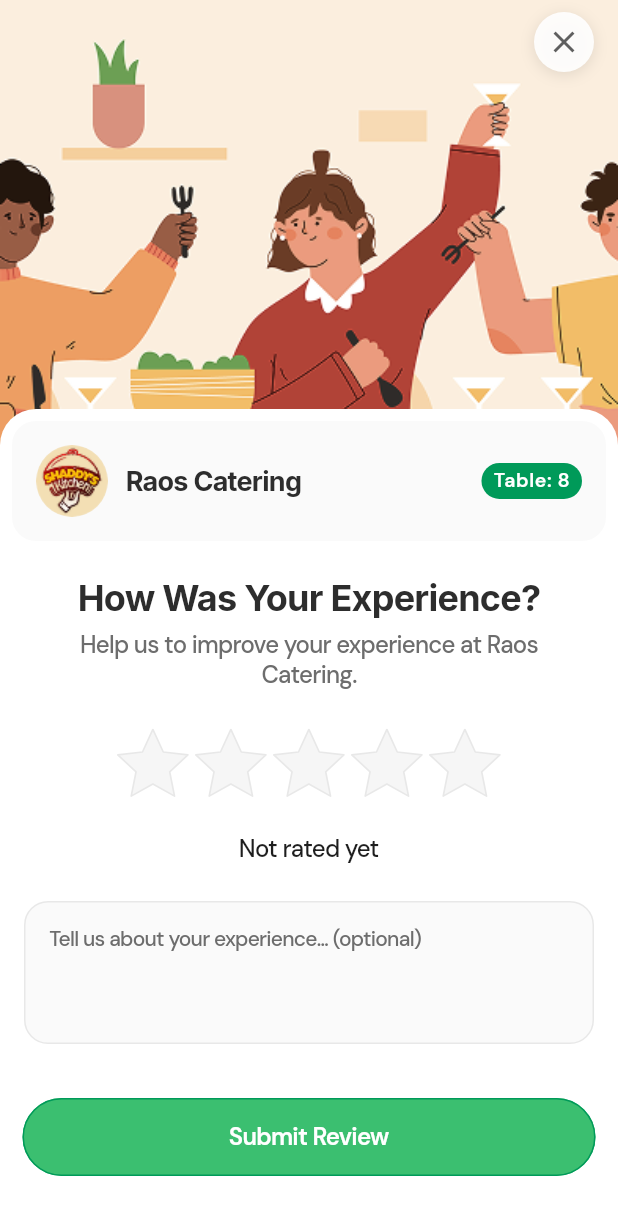
After one commit to PaygooApp/paygoo, a Flutter app: the ReviewScreen screen opened directly, on a phone screen of 412 x 824 dp. The commit adds this screen. Shown: the top 1215 px of the screen. Run offline on Flutter 3.47's test engine with Material 3 defaults, Android fonts, the light colour scheme and no system bars; our stand-ins replace flutter_svg, google_fonts, loading_animation_widget; missing offline and left inert: sliding_action_button; project files that could hold a hidden picture were left out.

Commit message:
feat(#40): implement review screen

```diff
--- a/lib/screens/payment_result_screen.dart
+++ b/lib/screens/payment_result_screen.dart
@@ -3,6 +3,7 @@ import 'package:flutter/services.dart';
 import 'package:flutter_svg/svg.dart';
 import 'package:paygoo/components/atoms/app_button.dart';
 import 'package:paygoo/models/payment_result.dart';
+import 'package:paygoo/screens/review_screen.dart';
 import 'package:paygoo/tokens/token_primitive_mode1.dart';
 
 /// Configuration for the payment result screen
@@ -312,7 +313,14 @@ class PaymentResultScreen extends StatelessWidget {
     return AppButton(
       text: 'Leave your review',
       onPressed: () {
-        // TODO: Handle leave review
+        Navigator.of(context).push(
+          MaterialPageRoute(
+            builder: (context) => const ReviewScreen(
+              restaurantName: 'Raos Catering',
+              tableNumber: '8',
+            ),
+          ),
+        );
       },
       fullWidth: true,
     );
--- /dev/null
+++ b/lib/screens/review_screen.dart
@@ -0,0 +1,414 @@
+import 'package:flutter/material.dart';
+import 'package:flutter_svg/flutter_svg.dart';
+import 'package:paygoo/components/atoms/app_button.dart';
+import 'package:paygoo/tokens/token_primitive_mode1.dart';
+
+/// Map of rating values to their description labels
+const Map<int, String> _ratingLabels = {
+  0: 'Not rated yet',
+  1: 'Poor',
+  2: 'Fair',
+  3: 'Good',
+  4: 'Very Good',
+  5: 'Highly Recommended',
+};
+
+/// A full-page screen for customer to leave a review with star rating and comment.
+class ReviewScreen extends StatefulWidget {
+  /// Restaurant name to display
+  final String restaurantName;
+
+  /// Table number to display
+  final String tableNumber;
+
+  /// Callback when close button is tapped
+  final VoidCallback? onClose;
+
+  /// Callback when review is submitted
+  final void Function(int rating, String comment)? onSubmit;
+
+  const ReviewScreen({
+    super.key,
+    required this.restaurantName,
+    required this.tableNumber,
+    this.onClose,
+    this.onSubmit,
+  });
+
+  @override
+  State<ReviewScreen> createState() => _ReviewScreenState();
+}
+
+class _ReviewScreenState extends State<ReviewScreen> {
+  int _rating = 0;
+  final _commentController = TextEditingController();
+
+  @override
+  void dispose() {
+    _commentController.dispose();
+    super.dispose();
+  }
+
+  @override
+  Widget build(BuildContext context) {
+    final screenHeight = MediaQuery.of(context).size.height;
+    final topPadding = MediaQuery.of(context).padding.top;
+    final coverHeight = screenHeight * 0.36;
+
+    return Scaffold(
+      backgroundColor: TokenPrimitiveMode1.basewhite,
+      body: Stack(
+        children: [
+          // Main content
+          Column(
+            children: [
+              // Header with cover image
+              _buildHeader(context, coverHeight, topPadding),
+              // White card container with content
+              Expanded(child: _buildContentCard(context)),
+            ],
+          ),
+          // Fixed bottom button with safe area margin
+          Positioned(
+            left: 0,
+            right: 0,
+            bottom: 0,
+            child: Container(
+              color: TokenPrimitiveMode1.basewhite,
+              padding: const EdgeInsets.fromLTRB(15, 24, 15, 40),
+              child: _buildSubmitButton(),
+            ),
+          ),
+        ],
+      ),
+    );
+  }
+
+  Widget _buildHeader(
+    BuildContext context,
+    double coverHeight,
+    double topPadding,
+  ) {
+    return Stack(
+      clipBehavior: Clip.none,
+      children: [
+        // Cover image
+        SizedBox(
+          height: coverHeight,
+          width: double.infinity,
+          child: Image.asset(
+            'assets/review_image.png',
+            fit: BoxFit.cover,
+            alignment: Alignment.topCenter,
+          ),
+        ),
+        // Close button
+        Positioned(
+          top: topPadding + 8,
+          right: 16,
+          child: _buildCloseButton(context),
+        ),
+      ],
+    );
+  }
+
+  Widget _buildCloseButton(BuildContext context) {
+    return GestureDetector(
+      onTap: widget.onClose ?? () => Navigator.of(context).pop(),
+      child: Container(
+        width: 40,
+        height: 40,
+        decoration: BoxDecoration(
+          color: TokenPrimitiveMode1.basewhite.withValues(alpha: 0.9),
+          shape: BoxShape.circle,
+          boxShadow: [
+            BoxShadow(
+              color: Colors.black.withValues(alpha: 0.1),
+              blurRadius: 8,
+              offset: const Offset(0, 2),
+            ),
+          ],
+        ),
+        child: const Icon(
+          Icons.close,
+          size: 24,
+          color: TokenPrimitiveMode1.gray700,
+        ),
+      ),
+    );
+  }
+
+  Widget _buildContentCard(BuildContext context) {
+    // Button area height: 24px top padding + 56px button + 24px bottom padding (matching payment_result_screen)
+    const double buttonAreaHeight = 24 + 56 + 24;
+
+    return Transform.translate(
+      offset: const Offset(0, -24),
+      child: Container(
+        width: double.infinity,
+        decoration: BoxDecoration(
+          color: TokenPrimitiveMode1.basewhite,
+          borderRadius: const BorderRadius.only(
+            topLeft: Radius.circular(24),
+            topRight: Radius.circular(24),
+          ),
+        ),
+        child: Column(
+          children: [
+            // Venue info row with 8px padding
+            Padding(
+              padding: const EdgeInsets.all(8),
+              child: _buildVenueInfoRow(context),
+            ),
+            // Scrollable content
+            Expanded(
+              child: Padding(
+                padding: EdgeInsets.fromLTRB(16, 16, 16, buttonAreaHeight),
+                child: Column(
+                  crossAxisAlignment: CrossAxisAlignment.center,
+                  children: [
+                    // Title
+                    Text(
+                      'How Was Your Experience?',
+                      style: Theme.of(context).textTheme.headlineMedium
+                          ?.copyWith(
+                            color: TokenPrimitiveMode1.gray900,
+                            fontWeight: FontWeight.w700,
+                          ),
+                      textAlign: TextAlign.center,
+                    ),
+                    const SizedBox(height: 8),
+                    Padding(
+                      padding: const EdgeInsets.symmetric(horizontal: 32),
+                      child: Text(
+                        'Help us to improve your experience at ${widget.restaurantName}.',
+                        style: Theme.of(context).textTheme.bodyLarge?.copyWith(
+                          color: TokenPrimitiveMode1.gray600,
+                          letterSpacing: -0.5,
+                        ),
+                        textAlign: TextAlign.center,
+                      ),
+                    ),
+                    const SizedBox(height: 24),
+                    // Star rating
+                    _buildStarRating(context),
+                    const SizedBox(height: 24),
+                    // Comment section
+                    Expanded(child: _buildCommentSection(context)),
+                  ],
+                ),
+              ),
+            ),
+          ],
+        ),
+      ),
+    );
+  }
+
+  Widget _buildVenueInfoRow(BuildContext context) {
+    return Container(
+      width: double.infinity,
+      padding: const EdgeInsets.symmetric(horizontal: 16, vertical: 16),
+      decoration: BoxDecoration(
+        color: TokenPrimitiveMode1.gray50,
+        borderRadius: BorderRadius.circular(16),
+      ),
+      child: Row(
+        children: [
+          // Logo
+          Container(
+            width: 48,
+            height: 48,
+            decoration: BoxDecoration(
+              shape: BoxShape.circle,
+              color: TokenPrimitiveMode1.gray100,
+            ),
+            clipBehavior: Clip.antiAlias,
+            child: Image.asset('assets/Logo1.png', fit: BoxFit.cover),
+          ),
+          const SizedBox(width: 12),
+          // Restaurant name
+          Expanded(
+            child: Text(
+              widget.restaurantName,
+              style: Theme.of(context).textTheme.titleMedium?.copyWith(
+                fontSize: 18,
+                fontWeight: FontWeight.w700,
+                color: TokenPrimitiveMode1.gray900,
+              ),
+              maxLines: 1,
+              overflow: TextOverflow.ellipsis,
+            ),
+          ),
+          // Table label
+          Container(
+            padding: const EdgeInsets.symmetric(horizontal: 8, vertical: 2),
+            decoration: BoxDecoration(
+              color: TokenPrimitiveMode1.primary500,
+              borderRadius: BorderRadius.circular(
+                TokenPrimitiveMode1.borderRadiusround.toDouble(),
+              ),
+            ),
+            child: Text(
+              'Table: ${widget.tableNumber}',
+              style: Theme.of(context).textTheme.bodySmall?.copyWith(
+                color: TokenPrimitiveMode1.basewhite,
+                fontWeight: FontWeight.w600,
+              ),
+            ),
+          ),
+        ],
+      ),
+    );
+  }
+
+  Widget _buildStarRating(BuildContext context) {
+    return Column(
+      children: [
+        Row(
+          mainAxisAlignment: MainAxisAlignment.center,
+          children: List.generate(5, (index) {
+            final starNumber = index + 1;
+            final isSelected = starNumber <= _rating;
+            return _AnimatedStar(
+              isSelected: isSelected,
+              onTap: () => setState(() => _rating = starNumber),
+            );
+          }),
+        ),
+        const SizedBox(height: 24),
+        Text(
+          _ratingLabels[_rating] ?? 'Not rated yet',
+          style: Theme.of(context).textTheme.bodyLarge?.copyWith(
+            color: TokenPrimitiveMode1.gray950,
+            fontWeight: FontWeight.w500,
+            letterSpacing: -0.5,
+          ),
+        ),
+      ],
+    );
+  }
+
+  Widget _buildCommentSection(BuildContext context) {
+    return Container(
+      width: double.infinity,
+      decoration: BoxDecoration(
+        color: TokenPrimitiveMode1.gray50,
+        borderRadius: BorderRadius.circular(16),
+        border: Border.all(color: TokenPrimitiveMode1.gray200, width: 1),
+      ),
+      child: TextField(
+        controller: _commentController,
+        maxLines: null,
+        expands: true,
+        textAlignVertical: TextAlignVertical.top,
+        decoration: InputDecoration(
+          hintText: 'Tell us about your experience... (optional)',
+          hintStyle: Theme.of(
+            context,
+          ).textTheme.bodyMedium?.copyWith(color: TokenPrimitiveMode1.gray600),
+          border: InputBorder.none,
+          contentPadding: const EdgeInsets.all(16),
+        ),
+        style: Theme.of(
+          context,
+        ).textTheme.bodyMedium?.copyWith(color: TokenPrimitiveMode1.gray900),
+      ),
+    );
+  }
+
+  Widget _buildSubmitButton() {
+    final isEnabled = _rating > 0;
+    return AppButton(
+      text: 'Submit Review',
+      onPressed: isEnabled
+          ? () {
+              widget.onSubmit?.call(_rating, _commentController.text);
+            }
+          : () {},
+      fullWidth: true,
+    );
+  }
+}
+
+/// Animated star widget with scale bounce effect on tap
+class _AnimatedStar extends StatefulWidget {
+  final bool isSelected;
+  final VoidCallback onTap;
+
+  const _AnimatedStar({required this.isSelected, required this.onTap});
+
+  @override
+  State<_AnimatedStar> createState() => _AnimatedStarState();
+}
+
+class _AnimatedStarState extends State<_AnimatedStar>
+    with SingleTickerProviderStateMixin {
+  late AnimationController _controller;
+  late Animation<double> _scaleAnimation;
+
+  @override
+  void initState() {
+    super.initState();
+    _controller = AnimationController(
+      duration: const Duration(milliseconds: 200),
+      vsync: this,
+    );
+    _scaleAnimation = TweenSequence<double>([
+      TweenSequenceItem(
+        tween: Tween<double>(
+          begin: 1.0,
+          end: 1.15,
+        ).chain(CurveTween(curve: Curves.easeOutCubic)),
+        weight: 40,
+      ),
+      TweenSequenceItem(
+        tween: Tween<double>(
+          begin: 1.15,
+          end: 1.0,
+        ).chain(CurveTween(curve: Curves.easeInOutCubic)),
+        weight: 60,
+      ),
+    ]).animate(_controller);
+  }
+
+  @override
+  void dispose() {
+    _controller.dispose();
+    super.dispose();
+  }
+
+  @override
+  void didUpdateWidget(_AnimatedStar oldWidget) {
+    super.didUpdateWidget(oldWidget);
+    if (widget.isSelected && !oldWidget.isSelected) {
+      _controller.forward(from: 0);
+    }
+  }
+
+  void _handleTap() {
+    _controller.forward(from: 0);
+    widget.onTap();
+  }
+
+  @override
+  Widget build(BuildContext context) {
+    return GestureDetector(
+      onTap: _handleTap,
+      child: Padding(
+        padding: const EdgeInsets.symmetric(horizontal: 2),
+        child: AnimatedBuilder(
+          animation: _scaleAnimation,
+          builder: (context, child) {
+            return Transform.scale(scale: _scaleAnimation.value, child: child);
+          },
+          child: SvgPicture.asset(
+            widget.isSelected ? 'assets/star_true.svg' : 'assets/star.svg',
+            width: 48,
+            height: 48,
+          ),
+        ),
+      ),
+    );
+  }
+}
--- a/lib/screens/welcome_screen.dart
+++ b/lib/screens/welcome_screen.dart
@@ -151,7 +151,7 @@ class WelcomeScreen extends StatelessWidget {
               style: Theme.of(context).textTheme.bodyLarge?.copyWith(
                 fontWeight: FontWeight.w600,
                 letterSpacing: -0.5,
-                color: TokenPrimitiveMode1.gray900,
+                color: TokenPrimitiveMode1.gray900.withValues(alpha: 0.28),
               ),
             ),
             const SizedBox(width: 8),
```
Also changed, not shown: assets/review_image.png (added), assets/star.svg (added), assets/star_true.svg (added).
